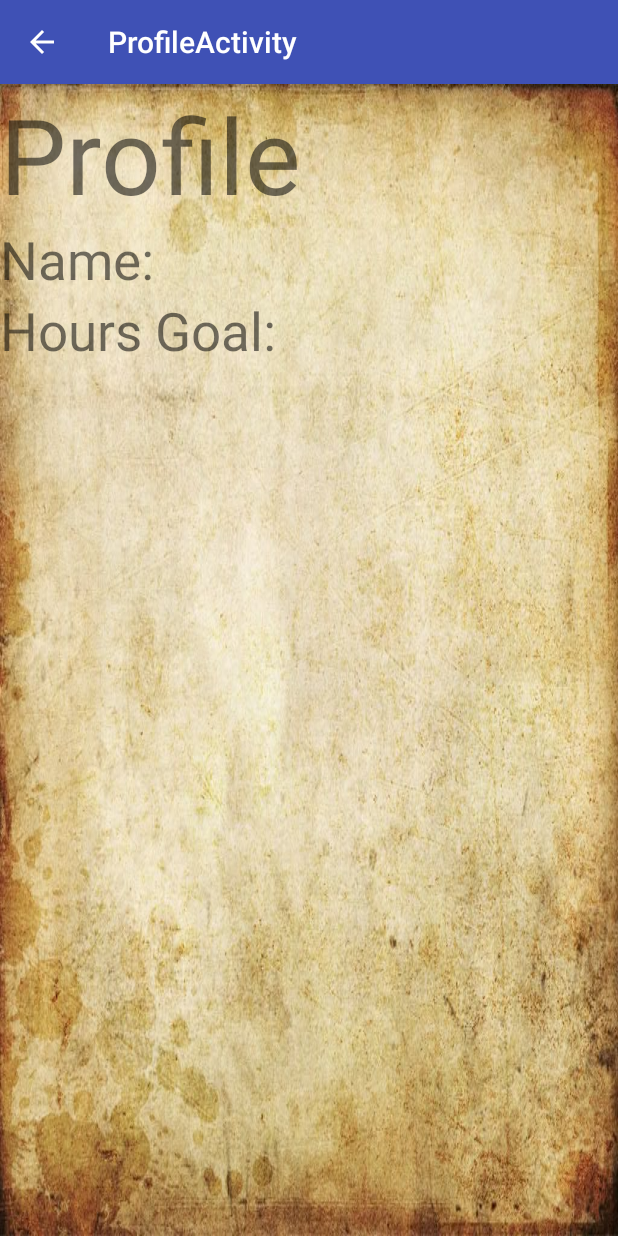
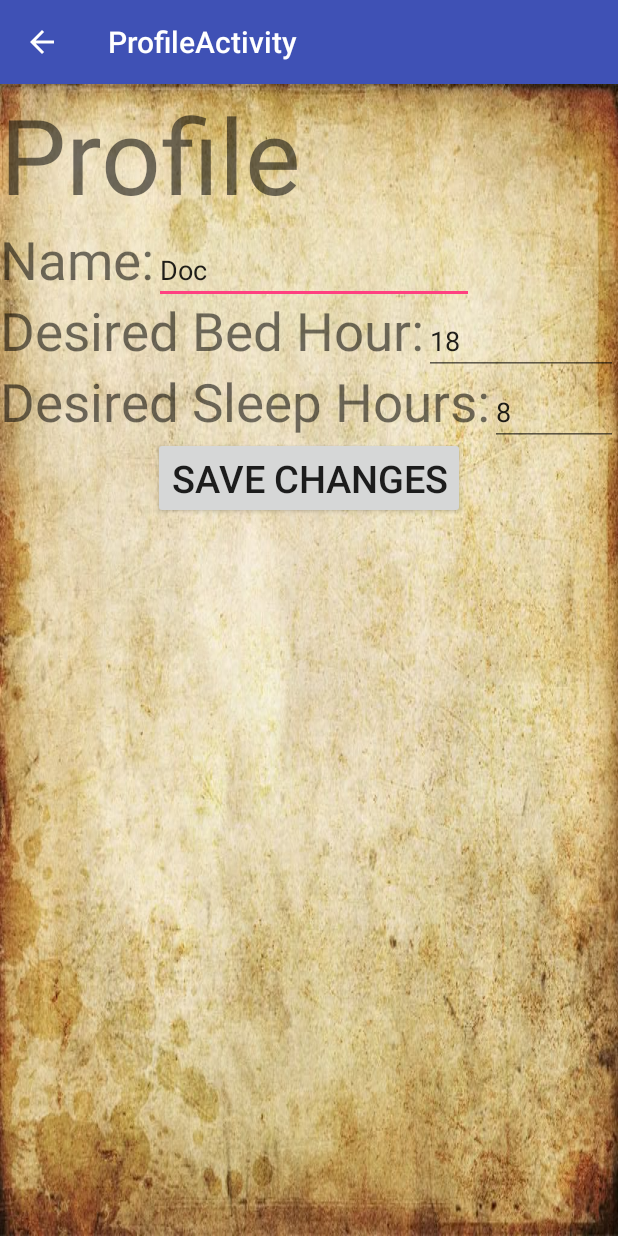
Before and after one commit to henryh1570/CS499-Android-App, an Android app: the ProfileActivity screen opened directly, with no data from a screen before it, on a phone screen of 412 x 824 dp. Run offline under Robolectric (Android 15) with nearby library versions, the phone set to English and light mode, and no system bars.

Commit message:
basic profile functions

```diff
--- a/app/src/main/java/hu/henry/sleepkeep/ProfileActivity.java
+++ b/app/src/main/java/hu/henry/sleepkeep/ProfileActivity.java
@@ -4,13 +4,61 @@ import android.content.Context;
 import android.content.Intent;
 import android.os.Bundle;
 import android.support.v7.app.AppCompatActivity;
+import android.view.View;
+import android.widget.Button;
+import android.widget.EditText;
+import android.widget.TextView;
+import android.widget.Toast;
 
 public class ProfileActivity extends AppCompatActivity {
+
+    Button saveProfileButton;
+    EditText nameText;
+    EditText desiredSleepHoursText;
+    EditText desiredBedHourText;
 
     @Override
     protected void onCreate(Bundle savedInstanceState) {
         super.onCreate(savedInstanceState);
         setContentView(R.layout.activity_profile);
+
+        // TODO: Link the edittexts to the saved data. And onclick functionality.
+
+        // Wire the TextViews and EditTexts
+        nameText = (EditText) findViewById(R.id.editTextName);
+        nameText.setText("Doc", TextView.BufferType.EDITABLE);
+
+        desiredSleepHoursText = (EditText) findViewById(R.id.editTextSleepHour);
+        desiredSleepHoursText.setText("8", TextView.BufferType.EDITABLE);
+
+        desiredBedHourText = (EditText) findViewById(R.id.editTextBedHour);
+        desiredBedHourText.setText("18", TextView.BufferType.EDITABLE);
+
+        // Save Changes Button, check if valid input.
+        saveProfileButton = (Button) findViewById(R.id.saveProfile);
+        saveProfileButton.setOnClickListener(new View.OnClickListener() {
+            @Override
+            public void onClick(View v) {
+                String name = nameText.getText().toString();
+                String sleepHours = desiredSleepHoursText.getText().toString();
+                String bedHour = desiredBedHourText.getText().toString();
+
+                if (name.equals("")) {
+                    Toast.makeText(ProfileActivity.this, "Invalid Name",
+                            Toast.LENGTH_SHORT).show();
+                } else if (sleepHours.equals("") || Integer.parseInt(sleepHours) > 24) {
+                    Toast.makeText(ProfileActivity.this, "Invalid Hours",
+                            Toast.LENGTH_LONG).show();
+                } else if (bedHour.equals("") || Integer.parseInt(bedHour) > 23) {
+                    Toast.makeText(ProfileActivity.this, "Invalid Hour",
+                            Toast.LENGTH_LONG).show();
+                } else {
+                    // TODO: Code to save data here
+                    Toast.makeText(ProfileActivity.this, "Data Saved!",
+                            Toast.LENGTH_LONG).show();
+                }
+            }
+        });
     }
 
     public static Intent newIntent(Context packageContext) {
--- a/app/src/main/res/layout/activity_profile.xml
+++ b/app/src/main/res/layout/activity_profile.xml
@@ -6,9 +6,9 @@
     android:orientation="vertical">
 
     <LinearLayout
-        android:orientation="vertical"
         android:layout_width="wrap_content"
-        android:layout_height="wrap_content">
+        android:layout_height="wrap_content"
+        android:orientation="vertical">
 
         <TextView
             android:layout_width="wrap_content"
@@ -16,18 +16,75 @@
             android:text="Profile"
             android:textSize="70dp" />
 
-        <TextView
+        <LinearLayout
             android:layout_width="wrap_content"
-            android:layout_height="wrap_content"
-            android:textSize="35dp"
-            android:text="Name:" />
+            android:layout_height="wrap_content">
 
-        <TextView
+            <TextView
+                android:layout_width="wrap_content"
+                android:layout_height="wrap_content"
+                android:text="Name:"
+                android:textSize="35dp" />
 
+            <EditText
+                android:id="@+id/editTextName"
+                android:layout_width="match_parent"
+                android:layout_height="wrap_content"
+                android:ems="10"
+                android:maxLength="20"
+                android:inputType="textPersonName" />
+        </LinearLayout>
+
+        <LinearLayout
             android:layout_width="wrap_content"
-            android:layout_height="wrap_content"
-            android:textSize="35dp"
-            android:text="Hours Goal:" />
+            android:layout_height="wrap_content">
+
+            <TextView
+                android:layout_width="wrap_content"
+                android:layout_height="wrap_content"
+                android:text="Desired Bed Hour:"
+                android:textSize="35dp" />
+
+            <EditText
+                android:id="@+id/editTextBedHour"
+                android:layout_width="match_parent"
+                android:layout_height="wrap_content"
+                android:ems="10"
+                android:maxLength="2"
+                android:digits="0123456789"
+                android:inputType="numberSigned" />
+
+        </LinearLayout>
+
+        <LinearLayout
+            android:layout_width="wrap_content"
+            android:layout_height="wrap_content">
+
+            <TextView
+                android:layout_width="wrap_content"
+                android:layout_height="wrap_content"
+                android:text="Desired Sleep Hours:"
+                android:textSize="35dp" />
+
+            <EditText
+                android:id="@+id/editTextSleepHour"
+                android:layout_width="match_parent"
+                android:layout_height="wrap_content"
+                android:ems="10"
+                android:maxLength="2"
+                android:digits="0123456789"
+                android:inputType="numberSigned" />
+
+        </LinearLayout>
+
+        <Button
+            android:id="@+id/saveProfile"
+            android:textSize="25dp"
+            android:text="Save Changes"
+            android:layout_gravity="center"
+            android:layout_width="wrap_content"
+            android:layout_height="wrap_content" />
+
     </LinearLayout>
 
 </LinearLayout>
```
Also changed, not shown: app/src/main/java/hu/henry/sleepkeep/DeleteDataActivity.java (+22 -0 lines), app/src/main/res/layout/activity_deletedata.xml (+12 -0 lines).
